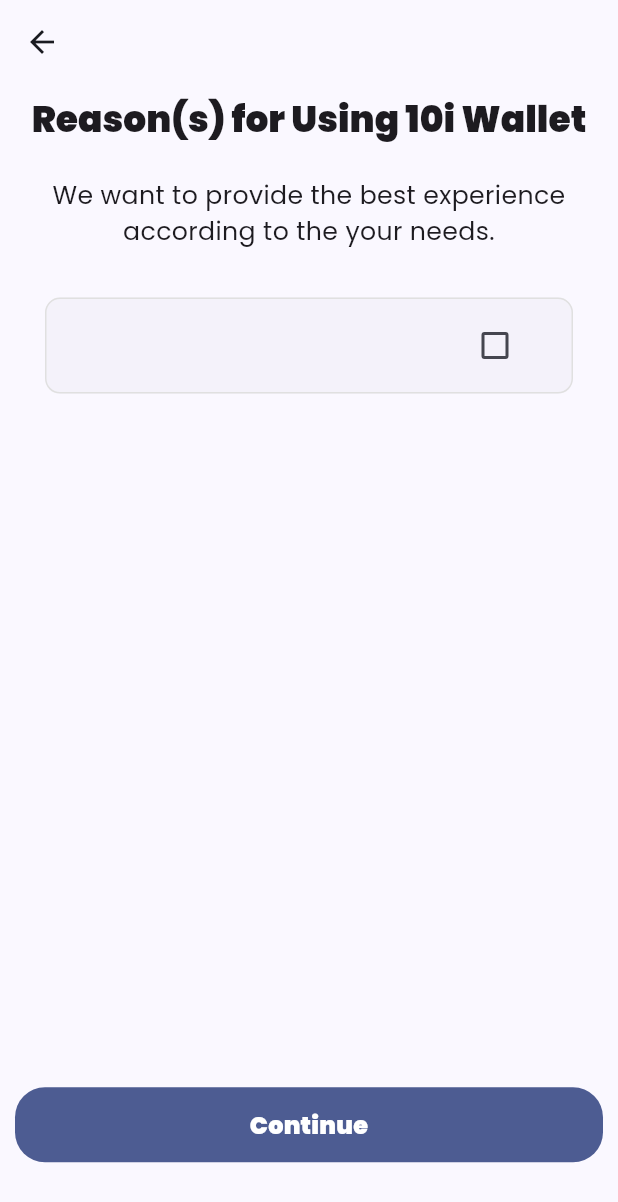
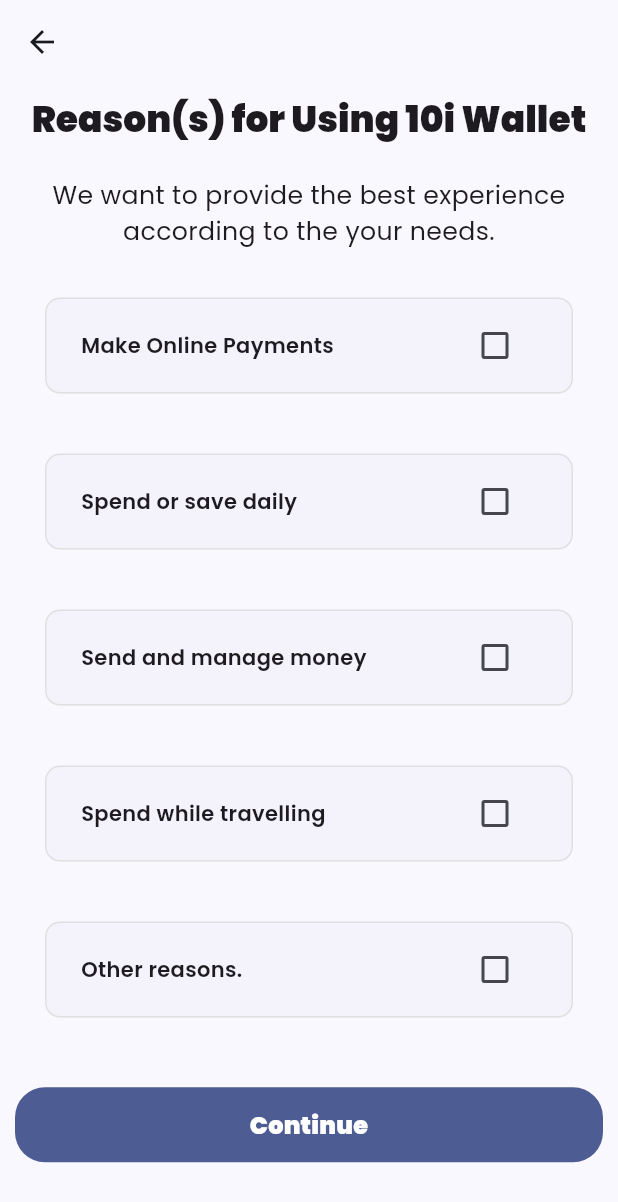
Before and after one commit to gig-codez/10i-mobile-app, a Flutter app: the ReasonsPage screen opened by its route, on a phone screen of 412 x 824 dp. Shown: the top 1202 px of the screen. Run offline on Flutter 3.47's test engine with Material 3 defaults, Android fonts, the light colour scheme and no system bars; our stand-ins replace flutter_spinkit, flutter_svg, google_fonts, google_nav_bar, lottie, pinput and 3 more; missing offline and left inert: qr_code_scanner; accounts and stored records are empty.

Commit message:
modified reasons page.

```diff
--- a/lib/screens/auth/account/reasons_page.dart
+++ b/lib/screens/auth/account/reasons_page.dart
@@ -8,7 +8,13 @@
 }
 
 class _ReasonsPageState extends State<ReasonsPage> {
-  List<String> reasons = [""];
+  List<String> reasons = [
+    "Make Online Payments",
+    "Spend or save daily",
+    "Send and manage money",
+    "Spend while travelling",
+    "Other reasons."
+  ];
   @override
   Widget build(BuildContext context) {
     return Scaffold(
```
